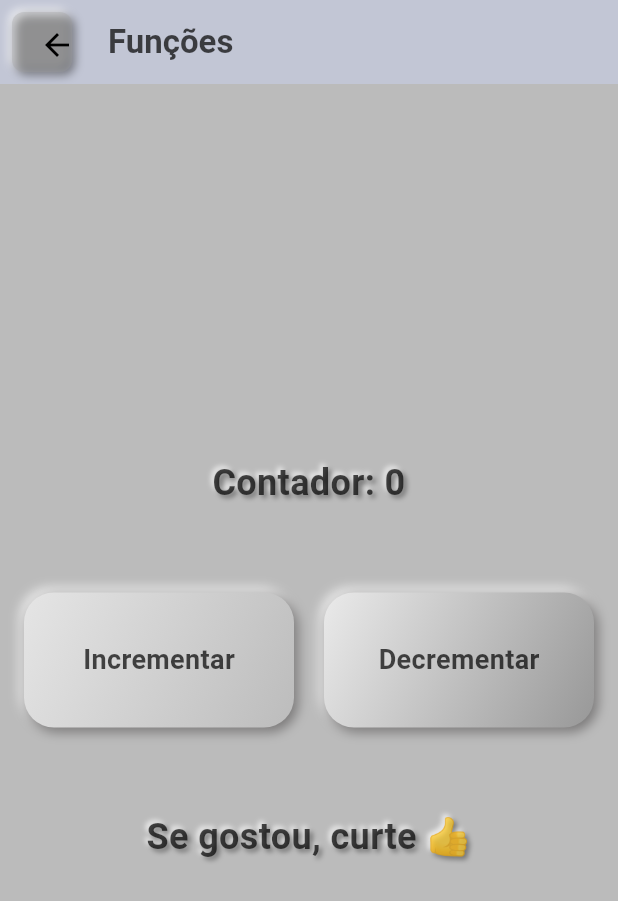
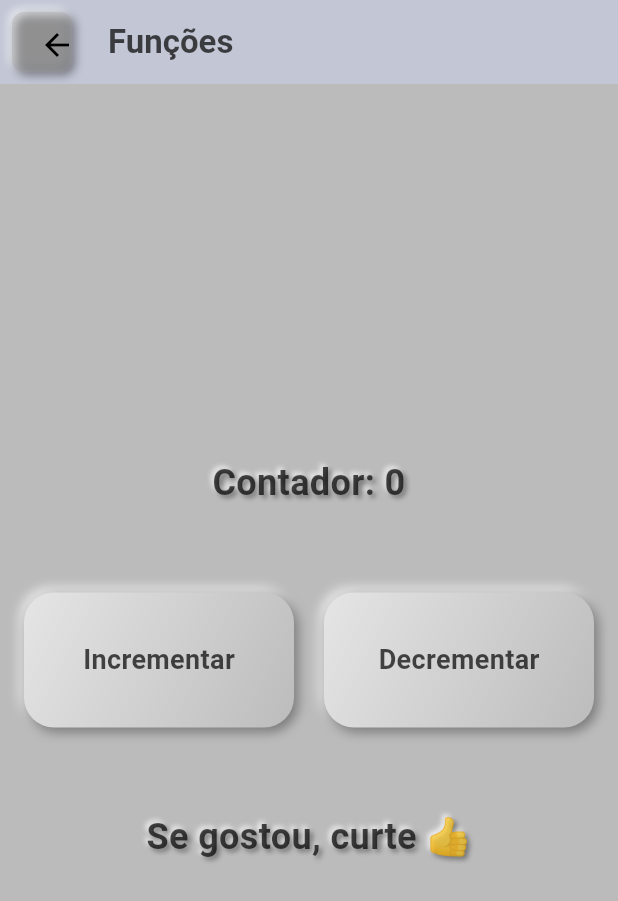
Before and after one commit to brunoferdias/app-provider, a Flutter app: the FunctionsView screen opened directly, on a phone screen of 412 x 824 dp. Shown: the top 901 px of the screen. Run offline on Flutter 3.47's test engine with Material 3 defaults, Android fonts, the phone set to English and light mode, and no system bars; our stand-ins replace animated_text_kit, flutter_animate, flutter_neumorphic_plus, google_fonts.

Commit message:
isolated button

```diff
--- /dev/null
+++ b/lib/screens/components/function_btn.dart
@@ -0,0 +1,44 @@
+import 'package:flutter/material.dart';
+import 'package:flutter_neumorphic_plus/flutter_neumorphic.dart';
+
+class NeumorphicActionButton extends StatelessWidget {
+  final String buttonText;
+  final Function() onPressed;
+
+  const NeumorphicActionButton({
+    Key? key,
+    required this.buttonText,
+    required this.onPressed,
+  }) : super(key: key);
+
+  @override
+  Widget build(BuildContext context) {
+    return NeumorphicButton(
+      onPressed: onPressed,
+      style: NeumorphicStyle(
+        color: Colors.grey[300]!,
+        depth: 5,
+        intensity: 0.8,
+        surfaceIntensity: 0.4,
+        boxShape: NeumorphicBoxShape.roundRect(BorderRadius.circular(20)),
+        shadowLightColor: Colors.white,
+        shadowDarkColor: Color.fromARGB(255, 101, 99, 99),
+        shape: NeumorphicShape.convex,
+      ),
+      padding: EdgeInsets.symmetric(vertical: 15),
+      child: Container(
+        height: 60,
+        child: Center(
+          child: Text(
+            buttonText,
+            style: TextStyle(
+              fontSize: 18,
+              fontWeight: FontWeight.bold,
+              color: Colors.black.withOpacity(0.7),
+            ),
+          ),
+        ),
+      ),
+    );
+  }
+}
--- a/lib/screens/functions_view.dart
+++ b/lib/screens/functions_view.dart
@@ -2,6 +2,7 @@ import 'package:flutter/material.dart';
 import 'package:flutter_neumorphic_plus/flutter_neumorphic.dart';
 import 'package:provider/provider.dart';
 import '../model/counter_model.dart';
+import 'components/function_btn.dart';
 
 class FunctionsView extends StatelessWidget {
   const FunctionsView({Key? key}) : super(key: key);
@@ -40,14 +41,13 @@ class FunctionsView extends StatelessWidget {
             ),
           ),
         ),
-
       ),
-
       body: Center(
         child: Column(
           mainAxisAlignment: MainAxisAlignment.center,
           children: [
-            Container(width: 200,
+            Container(
+              width: 200,
               child: NeumorphicText(
                 'Contador: ${counter.counter}',
                 style: NeumorphicStyle(
@@ -68,73 +68,20 @@ class FunctionsView extends StatelessWidget {
                 mainAxisAlignment: MainAxisAlignment.center,
                 children: [
                   Expanded(
-                    child: NeumorphicButton(
+                    child: NeumorphicActionButton(
+                      buttonText: 'Incrementar',
                       onPressed: counter.increment,
-                      style: NeumorphicStyle(
-                        color: Colors.grey[300]!,
-                        depth: 5,
-                        intensity: 0.8,
-                        surfaceIntensity: 0.4,
-                        boxShape: NeumorphicBoxShape.roundRect(
-                          BorderRadius.circular(20)
-                        ),
-                        shadowLightColor: Colors.white,
-                        shadowDarkColor: Color.fromARGB(255, 101, 99, 99),
-                        shape: NeumorphicShape.convex,
-                      ),
-                      padding: EdgeInsets.symmetric(vertical: 15),
-                      child: Container(
-                        height: 60,
-                        child: Center(
-                          child: Text(
-                            'Incrementar',
-                            style: TextStyle(
-                              fontSize: 18,
-                              fontWeight: FontWeight.bold,
-                              color: Colors.black.withOpacity(0.7),
-                            ),
-                          ),
-                        ),
-                      ),
                     ),
                   ),
                   const SizedBox(width: 20),
                   Expanded(
-                    child: NeumorphicButton(
+                    child: NeumorphicActionButton(
+                      buttonText: 'Decrementar',
                       onPressed: counter.decrement,
-                      style: NeumorphicStyle(
-                        color: Colors.grey[300]!,
-                        depth: 5,
-                        intensity: 0.8,
-                        surfaceIntensity: 0.8,
-                        boxShape: NeumorphicBoxShape.roundRect(
-                            BorderRadius.circular(20)
-                        ),
-                        shadowLightColor: Colors.white,
-                        shadowDarkColor: Color.fromARGB(255, 101, 99, 99),
-                        shape: NeumorphicShape.convex,
-                      ),
-                      padding: EdgeInsets.symmetric(vertical: 15),
-                      child: Container(
-                        height: 60,
-                        child: Center(
-                          child: Text(
-                            'Decrementar',
-                            style: TextStyle(
-                              fontSize: 18,
-                              fontWeight: FontWeight.bold,
-                              color: Colors.black.withOpacity(0.7),
-                            ),
-                          ),
-                        ),
-                      ),
                     ),
                   ),
                 ],
               ),
-
-
-
             ),
             const SizedBox(height: 40),
             NeumorphicText(
```
